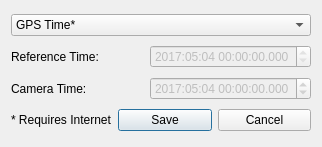
markwbrown/MAPIR_Camera_Control, file MAPIR_Processing_dockwidget_time.ui: the form before one commit.
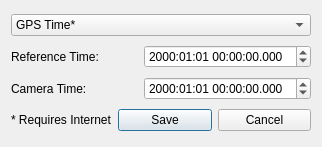
The form after the commit.

The edit to the form file:
```diff
--- a/MAPIR_Processing_dockwidget_time.ui
+++ b/MAPIR_Processing_dockwidget_time.ui
@@ -47,31 +47,8 @@
      </item>
      <item>
       <widget class="QDateTimeEdit" name="KernelReferenceTime">
-       <property name="enabled">
-        <bool>false</bool>
-       </property>
-       <property name="readOnly">
-        <bool>true</bool>
-       </property>
-       <property name="buttonSymbols">
-        <enum>QAbstractSpinBox::UpDownArrows</enum>
-       </property>
-       <property name="date">
-        <date>
-         <year>2017</year>
-         <month>5</month>
-         <day>4</day>
-        </date>
-       </property>
-       <property name="minimumDate">
-        <date>
-         <year>1752</year>
-         <month>11</month>
-         <day>14</day>
-        </date>
-       </property>
        <property name="displayFormat">
-        <string>yyyy:MM:dd hh:mm:ss.zzz</string>
+        <string>yyyy:MM:dd hh:mm:ss.sss</string>
        </property>
       </widget>
      </item>
@@ -88,28 +65,8 @@
      </item>
      <item>
       <widget class="QDateTimeEdit" name="KernelCameraTime">
-       <property name="enabled">
-        <bool>false</bool>
-       </property>
-       <property name="buttonSymbols">
-        <enum>QAbstractSpinBox::UpDownArrows</enum>
-       </property>
-       <property name="date">
-        <date>
-         <year>2017</year>
-         <month>5</month>
-         <day>4</day>
-        </date>
-       </property>
-       <property name="minimumDate">
-        <date>
-         <year>1752</year>
-         <month>11</month>
-         <day>14</day>
-        </date>
-       </property>
        <property name="displayFormat">
-        <string>yyyy:MM:dd hh:mm:ss.zzz</string>
+        <string>yyyy:MM:dd hh:mm:ss.sss</string>
        </property>
       </widget>
      </item>
```
